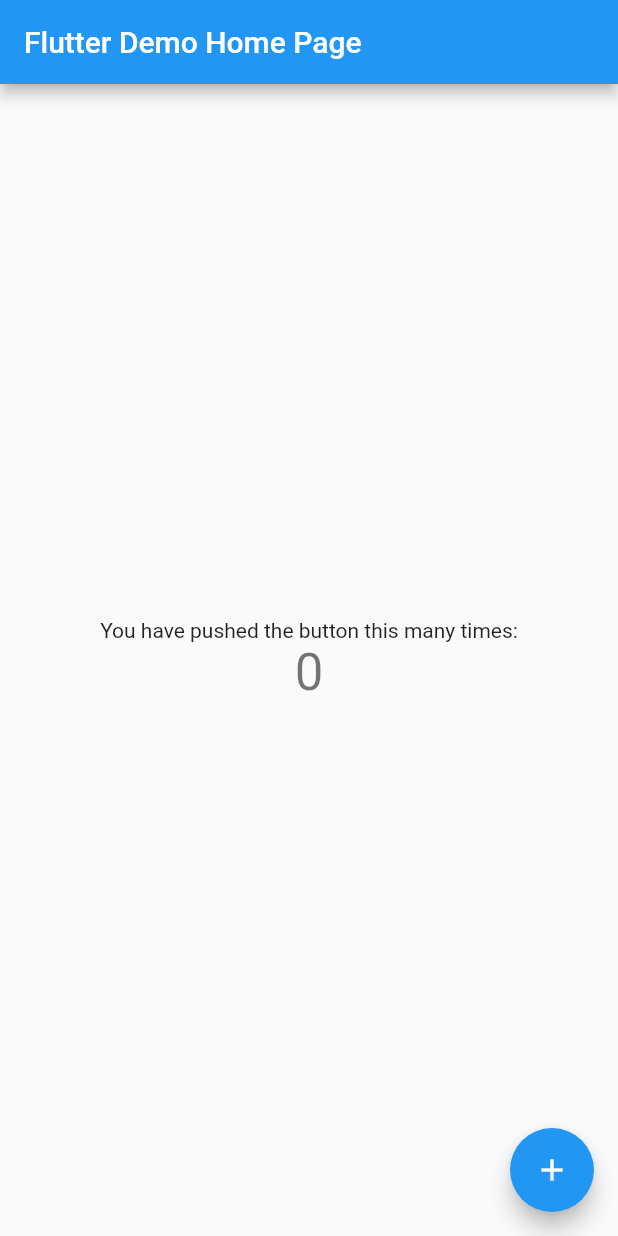
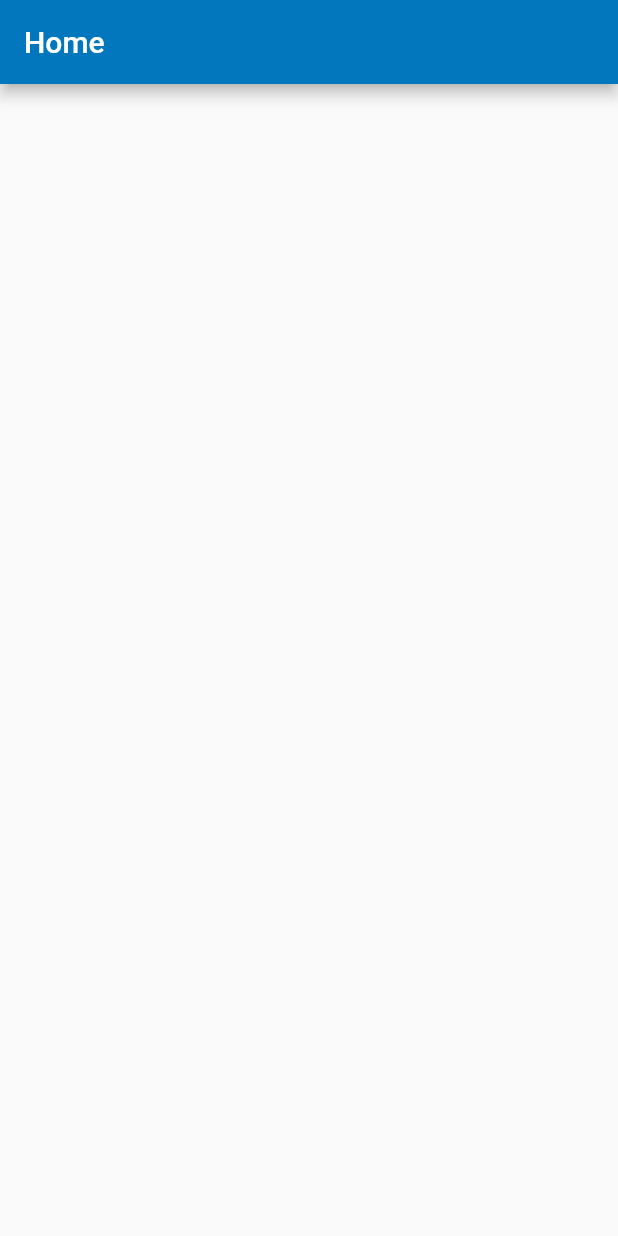
Before and after one commit to Brunoandroid/List-Contact, a Flutter app: the screen it shows after launch, on a phone screen of 412 x 824 dp. Run offline on Flutter 3.47's test engine with Material 2 defaults, Android fonts, the phone set to English and light mode, and no system bars.

Commit message:
Setup Project

```diff
--- a/lib/main.dart
+++ b/lib/main.dart
@@ -1,113 +1,22 @@
 import 'package:flutter/material.dart';
+import 'package:list_contact/screens/contact/list.dart';
 
-void main() {
-  runApp(MyApp());
-}
+void main() => runApp(ListContactApp());
 
-class MyApp extends StatelessWidget {
-  // This widget is the root of your application.
+class ListContactApp extends StatelessWidget {
   @override
   Widget build(BuildContext context) {
     return MaterialApp(
-      title: 'Flutter Demo',
       theme: ThemeData(
-        // This is the theme of your application.
-        //
-        // Try running your application with "flutter run". You'll see the
-        // application has a blue toolbar. Then, without quitting the app, try
-        // changing the primarySwatch below to Colors.green and then invoke
-        // "hot reload" (press "r" in the console where you ran "flutter run",
-        // or simply save your changes to "hot reload" in a Flutter IDE).
-        // Notice that the counter didn't reset back to zero; the application
-        // is not restarted.
-        primarySwatch: Colors.blue,
+        primaryColor: Colors.lightBlue[800],
+        accentColor: Colors.lightBlue[700],
+        elevatedButtonTheme: ElevatedButtonThemeData(
+          style: ElevatedButton.styleFrom(
+            primary: Colors.lightBlue[700],
+          ),
+        ),
       ),
-      home: MyHomePage(title: 'Flutter Demo Home Page'),
+      home: ListContact(),
     );
   }
 }
-
-class MyHomePage extends StatefulWidget {
-  MyHomePage({Key key, this.title}) : super(key: key);
-
-  // This widget is the home page of your application. It is stateful, meaning
-  // that it has a State object (defined below) that contains fields that affect
-  // how it looks.
-
-  // This class is the configuration for the state. It holds the values (in this
-  // case the title) provided by the parent (in this case the App widget) and
-  // used by the build method of the State. Fields in a Widget subclass are
-  // always marked "final".
-
-  final String title;
-
-  @override
-  _MyHomePageState createState() => _MyHomePageState();
-}
-
-class _MyHomePageState extends State<MyHomePage> {
-  int _counter = 0;
-
-  void _incrementCounter() {
-    setState(() {
-      // This call to setState tells the Flutter framework that something has
-      // changed in this State, which causes it to rerun the build method below
-      // so that the display can reflect the updated values. If we changed
-      // _counter without calling setState(), then the build method would not be
-      // called again, and so nothing would appear to happen.
-      _counter++;
-    });
-  }
-
-  @override
-  Widget build(BuildContext context) {
-    // This method is rerun every time setState is called, for instance as done
-    // by the _incrementCounter method above.
-    //
-    // The Flutter framework has been optimized to make rerunning build methods
-    // fast, so that you can just rebuild anything that needs updating rather
-    // than having to individually change instances of widgets.
-    return Scaffold(
-      appBar: AppBar(
-        // Here we take the value from the MyHomePage object that was created by
-        // the App.build method, and use it to set our appbar title.
-        title: Text(widget.title),
-      ),
-      body: Center(
-        // Center is a layout widget. It takes a single child and positions it
-        // in the middle of the parent.
-        child: Column(
-          // Column is also a layout widget. It takes a list of children and
-          // arranges them vertically. By default, it sizes itself to fit its
-          // children horizontally, and tries to be as tall as its parent.
-          //
-          // Invoke "debug painting" (press "p" in the console, choose the
-          // "Toggle Debug Paint" action from the Flutter Inspector in Android
-          // Studio, or the "Toggle Debug Paint" command in Visual Studio Code)
-          // to see the wireframe for each widget.
-          //
-          // Column has various properties to control how it sizes itself and
-          // how it positions its children. Here we use mainAxisAlignment to
-          // center the children vertically; the main axis here is the vertical
-          // axis because Columns are vertical (the cross axis would be
-          // horizontal).
-          mainAxisAlignment: MainAxisAlignment.center,
-          children: <Widget>[
-            Text(
-              'You have pushed the button this many times:',
-            ),
-            Text(
-              '$_counter',
-              style: Theme.of(context).textTheme.headline4,
-            ),
-          ],
-        ),
-      ),
-      floatingActionButton: FloatingActionButton(
-        onPressed: _incrementCounter,
-        tooltip: 'Increment',
-        child: Icon(Icons.add),
-      ), // This trailing comma makes auto-formatting nicer for build methods.
-    );
-  }
-}
--- /dev/null
+++ b/lib/screens/contact/list.dart
@@ -0,0 +1,12 @@
+import 'package:flutter/material.dart';
+
+class ListContact extends StatelessWidget {
+  @override
+  Widget build(BuildContext context) {
+    return Scaffold(
+      appBar: AppBar(
+        title: Text('Home'),
+      ),
+    );
+  }
+}
```
